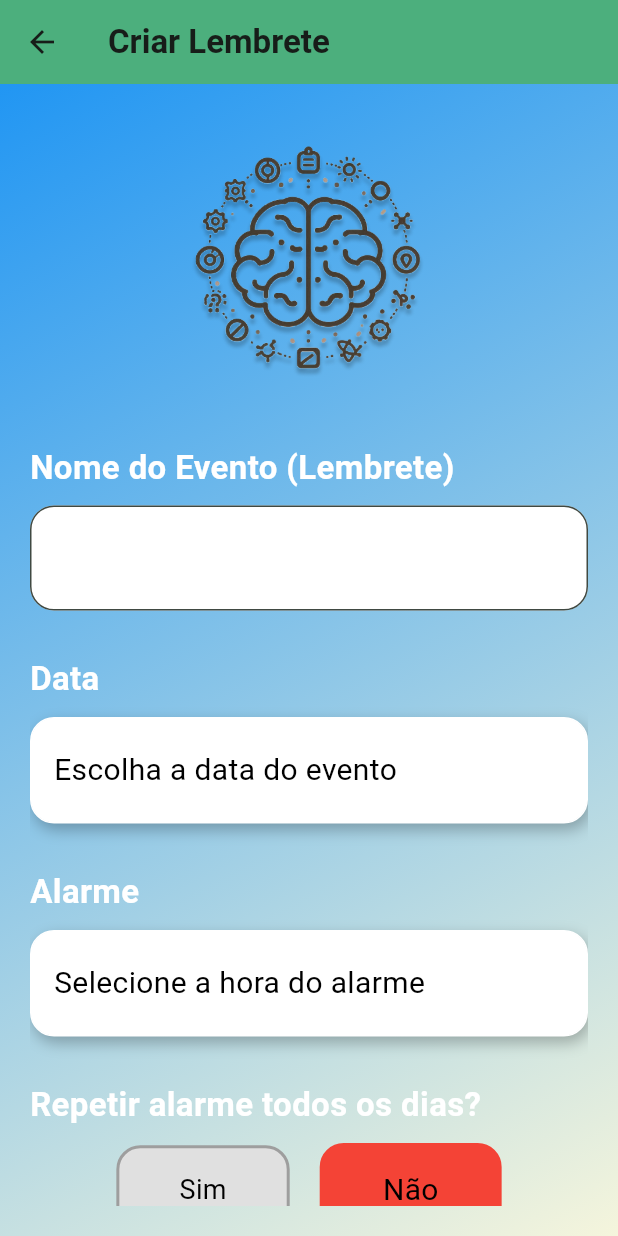
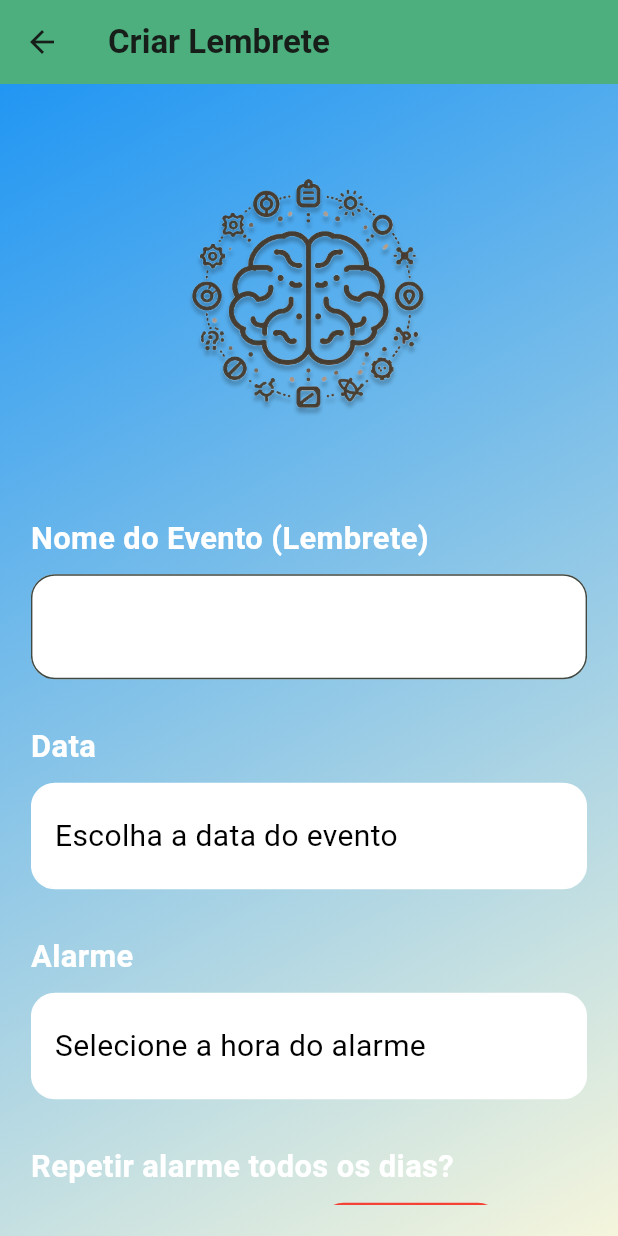
Before and after one commit to MarlonVR/Memoria-Viva, a Flutter app: the CreateReminderPage screen opened directly, on a phone screen of 412 x 824 dp. Run offline on Flutter 3.47's test engine with Material 3 defaults, Android fonts, the phone set to English and light mode, and no system bars; our stand-ins replace awesome_notifications, image_picker, just_audio, shared_preferences; missing offline and left inert: translator; accounts and stored records are empty.

Commit message:
UI Responsiva

```diff
--- a/lib/views/create_reminder_page.dart
+++ b/lib/views/create_reminder_page.dart
@@ -107,7 +107,6 @@ class _CreateReminderPageState extends State<CreateReminderPage> {
       return;
     }
 
-    // Se o usuário não quiser tirar foto, baixa imagem do Unsplash
     if (adicionarImagem == false) {
       await _downloadImageFromUnsplash(_eventNameController.text);
     }
@@ -202,7 +201,9 @@ class _CreateReminderPageState extends State<CreateReminderPage> {
         title: const Text('Criar Lembrete', style: TextStyle(fontWeight: FontWeight.bold)),
         backgroundColor: const Color.fromARGB(255, 76, 175, 125),
       ),
-      body: Container(
+      body: LayoutBuilder(
+        builder: (context, constraints) {
+          return Container(
             decoration: const BoxDecoration(
               gradient: LinearGradient(
                 begin: Alignment.topLeft,
@@ -214,7 +215,7 @@ class _CreateReminderPageState extends State<CreateReminderPage> {
               ),
             ),
             child: Padding(
-          padding: const EdgeInsets.all(20.0),
+              padding: EdgeInsets.all(MediaQuery.of(context).size.width * 0.05),
               child: SingleChildScrollView(
                 controller: _scrollController,
                 child: Column(
@@ -223,16 +224,15 @@ class _CreateReminderPageState extends State<CreateReminderPage> {
                     Center(
                       child: Image.asset(
                         'assets/logo_notext.png',
-                    width: 200,
-                    height: 200,
+                        width: MediaQuery.of(context).size.width * 0.5,
+                        height: MediaQuery.of(context).size.height * 0.3,
                       ),
                     ),
                     const SizedBox(height: 20),
-
-                const Text(
+                    Text(
                       'Nome do Evento (Lembrete)',
                       style: TextStyle(
-                    fontSize: 22,
+                        fontSize: MediaQuery.of(context).size.width * 0.05,
                         fontWeight: FontWeight.bold,
                         color: Colors.white,
                       ),
@@ -251,11 +251,10 @@ class _CreateReminderPageState extends State<CreateReminderPage> {
                       style: const TextStyle(fontSize: 20),
                     ),
                     const SizedBox(height: 30),
-
-                const Text(
+                    Text(
                       'Data',
                       style: TextStyle(
-                    fontSize: 22,
+                        fontSize: MediaQuery.of(context).size.width * 0.05,
                         fontWeight: FontWeight.bold,
                         color: Colors.white,
                       ),
@@ -270,13 +269,6 @@ class _CreateReminderPageState extends State<CreateReminderPage> {
                           border: Border.all(color: Colors.white),
                           borderRadius: BorderRadius.circular(16),
                           color: Colors.white,
-                      boxShadow: const [
-                        BoxShadow(
-                          color: Colors.black26,
-                          blurRadius: 8,
-                          offset: Offset(2, 4),
-                        ),
-                      ],
                         ),
                         child: Text(
                           selectedDate != null
@@ -287,11 +279,10 @@ class _CreateReminderPageState extends State<CreateReminderPage> {
                       ),
                     ),
                     const SizedBox(height: 30),
-
-                const Text(
+                    Text(
                       'Alarme',
                       style: TextStyle(
-                    fontSize: 22,
+                        fontSize: MediaQuery.of(context).size.width * 0.05,
                         fontWeight: FontWeight.bold,
                         color: Colors.white,
                       ),
@@ -306,13 +297,6 @@ class _CreateReminderPageState extends State<CreateReminderPage> {
                           border: Border.all(color: Colors.white),
                           borderRadius: BorderRadius.circular(16),
                           color: Colors.white,
-                      boxShadow: const [
-                        BoxShadow(
-                          color: Colors.black26,
-                          blurRadius: 8,
-                          offset: Offset(2, 4),
-                        ),
-                      ],
                         ),
                         child: Text(
                           selectedTime != null
@@ -323,11 +307,10 @@ class _CreateReminderPageState extends State<CreateReminderPage> {
                       ),
                     ),
                     const SizedBox(height: 30),
-
-                const Text(
+                    Text(
                       'Repetir alarme todos os dias?',
                       style: TextStyle(
-                    fontSize: 22,
+                        fontSize: MediaQuery.of(context).size.width * 0.05,
                         fontWeight: FontWeight.bold,
                         color: Colors.white,
                       ),
@@ -384,11 +367,10 @@ class _CreateReminderPageState extends State<CreateReminderPage> {
                       ],
                     ),
                     const SizedBox(height: 30),
-
-                const Text(
+                    Text(
                       'Observações',
                       style: TextStyle(
-                    fontSize: 22,
+                        fontSize: MediaQuery.of(context).size.width * 0.05,
                         fontWeight: FontWeight.bold,
                         color: Colors.white,
                       ),
@@ -408,11 +390,10 @@ class _CreateReminderPageState extends State<CreateReminderPage> {
                       style: const TextStyle(fontSize: 20),
                     ),
                     const SizedBox(height: 30),
-
-                const Text(
+                    Text(
                       'Deseja tirar uma foto?',
                       style: TextStyle(
-                    fontSize: 22,
+                        fontSize: MediaQuery.of(context).size.width * 0.05,
                         fontWeight: FontWeight.bold,
                         color: Colors.white,
                       ),
@@ -471,12 +452,11 @@ class _CreateReminderPageState extends State<CreateReminderPage> {
                       ],
                     ),
                     const SizedBox(height: 30),
-
                     if (adicionarImagem == true) ...[
-                  const Text(
+                      Text(
                         'Clique no ícone abaixo para tirar uma foto',
                         style: TextStyle(
-                      fontSize: 20,
+                          fontSize: MediaQuery.of(context).size.width * 0.05,
                           fontWeight: FontWeight.bold,
                           color: Colors.white,
                         ),
@@ -489,13 +469,13 @@ class _CreateReminderPageState extends State<CreateReminderPage> {
                           child: _selectedImagePath != null
                               ? Image.file(
                             File(_selectedImagePath!),
-                        width: 200,
-                        height: 200,
+                            width: MediaQuery.of(context).size.width * 0.5,
+                            height: MediaQuery.of(context).size.height * 0.3,
                             fit: BoxFit.cover,
                           )
                               : Container(
-                        width: 200,
-                        height: 200,
+                            width: MediaQuery.of(context).size.width * 0.5,
+                            height: MediaQuery.of(context).size.height * 0.3,
                             decoration: BoxDecoration(
                               color: Colors.grey[300],
                               borderRadius: BorderRadius.circular(10),
@@ -510,12 +490,14 @@ class _CreateReminderPageState extends State<CreateReminderPage> {
                       ),
                       const SizedBox(height: 30),
                     ],
-
                     Center(
                       child: ElevatedButton(
                         onPressed: _saveReminder,
                         style: ElevatedButton.styleFrom(
-                      padding: const EdgeInsets.symmetric(horizontal: 60, vertical: 20),
+                          padding: EdgeInsets.symmetric(
+                            horizontal: MediaQuery.of(context).size.width * 0.15,
+                            vertical: 20,
+                          ),
                           textStyle: const TextStyle(fontSize: 20, fontWeight: FontWeight.bold),
                           shape: RoundedRectangleBorder(
                             borderRadius: BorderRadius.circular(16),
@@ -530,6 +512,8 @@ class _CreateReminderPageState extends State<CreateReminderPage> {
                 ),
               ),
             ),
+          );
+        },
       ),
     );
   }
```
Also changed, not shown: lib/components/reminder_item.dart (+28 -12 lines), lib/components/search_filter.dart (+17 -8 lines), lib/views/alarm_page.dart (+29 -9 lines), lib/views/reminder_details_page.dart (+79 -52 lines), 2 other files. Lines whose indentation alone changed are shown as unchanged.
